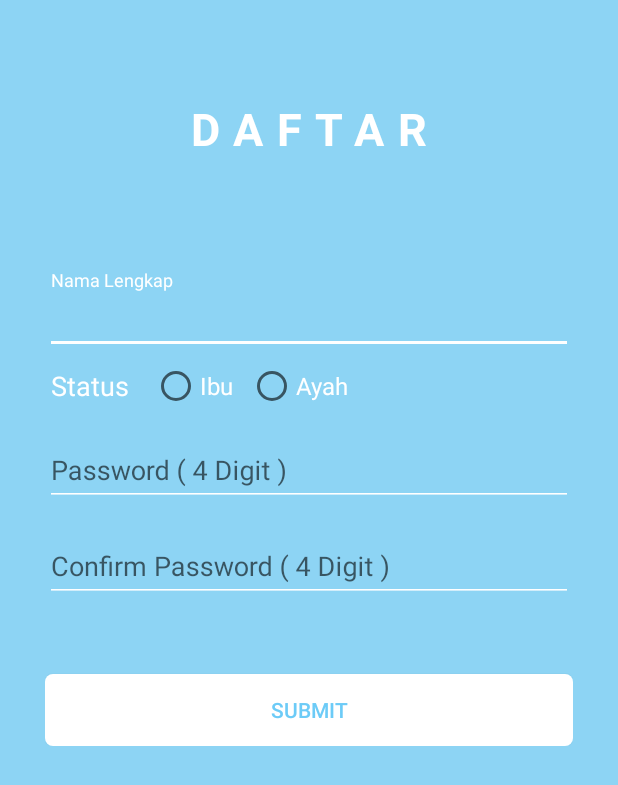
After one commit to sarikrn/parentcare, an Android app: the layout activity_register.xml on its own in the app's theme, with its tools: preview values and no code run, on a phone screen of 412 x 824 dp. The commit adds this screen. Shown: the top 785 px of the screen. Run offline under Robolectric (Android 15) with nearby library versions, the phone set to English and light mode, and no system bars.

Commit message:
file up register page

```diff
--- a/app/build.gradle
+++ b/app/build.gradle
@@ -33,4 +33,6 @@ dependencies {
 
     implementation 'com.github.vipulasri:timelineview:1.0.6'
     implementation 'com.android.support:recyclerview-v7:28.0.0'
+
+    implementation 'com.android.support:design:28.0.0'
 }
--- a/app/src/main/AndroidManifest.xml
+++ b/app/src/main/AndroidManifest.xml
@@ -10,7 +10,7 @@
         android:roundIcon="@mipmap/ic_launcher_round"
         android:supportsRtl="true"
         android:theme="@style/AppTheme">
-        <activity android:name=".LoginActivity">
+        <activity android:name=".RegisterActivity">
             <intent-filter>
                 <action android:name="android.intent.action.MAIN" />
 
@@ -19,6 +19,7 @@
         </activity>
         <activity android:name=".HomeActivity" />
         <activity android:name=".ChildProfileActivity" />
+        <activity android:name=".LoginActivity"></activity>
     </application>
 
 </manifest>
--- /dev/null
+++ b/app/src/main/java/com/informatika/parentcare/RegisterActivity.java
@@ -0,0 +1,13 @@
+package com.informatika.parentcare;
+
+import android.support.v7.app.AppCompatActivity;
+import android.os.Bundle;
+
+public class RegisterActivity extends AppCompatActivity {
+
+    @Override
+    protected void onCreate(Bundle savedInstanceState) {
+        super.onCreate(savedInstanceState);
+        setContentView(R.layout.activity_register);
+    }
+}
--- /dev/null
+++ b/app/src/main/res/layout/activity_register.xml
@@ -0,0 +1,129 @@
+<?xml version="1.0" encoding="utf-8"?>
+<RelativeLayout xmlns:android="http://schemas.android.com/apk/res/android"
+    xmlns:app="http://schemas.android.com/apk/res-auto"
+    xmlns:tools="http://schemas.android.com/tools"
+    android:layout_width="match_parent"
+    android:layout_height="match_parent"
+    android:padding="30dp"
+    android:background="@color/colorPrimary"
+    tools:context=".RegisterActivity">
+
+    <TextView
+        android:layout_width="wrap_content"
+        android:layout_height="wrap_content"
+        android:text="DAFTAR"
+        android:textSize="30dp"
+        android:textColor="@android:color/white"
+        android:textStyle="bold"
+        android:letterSpacing="0.3"
+        android:layout_centerHorizontal="true"
+        android:layout_marginTop="35dp"/>
+
+    <LinearLayout
+        android:layout_width="match_parent"
+        android:layout_height="wrap_content"
+        android:orientation="vertical"
+        android:layout_marginTop="150dp">
+
+        <android.support.design.widget.TextInputLayout
+            android:layout_width="match_parent"
+            android:layout_height="wrap_content">
+
+            <EditText
+                android:id="@+id/nama"
+                android:layout_width="match_parent"
+                android:layout_height="wrap_content"
+                android:layout_marginBottom="5dp"
+                android:inputType="textPersonName"
+                android:textColor="@android:color/white"
+                android:hint="Nama Lengkap"
+                android:backgroundTint="@android:color/white"/>
+        </android.support.design.widget.TextInputLayout>\
+
+        <LinearLayout
+            android:layout_width="match_parent"
+            android:layout_height="wrap_content"
+            android:layout_marginBottom="8dp">
+
+            <TextView
+                android:layout_width="wrap_content"
+                android:layout_height="wrap_content"
+                android:layout_gravity="center"
+                android:layout_marginRight="15dp"
+                android:layout_marginLeft="4dp"
+                android:text="Status"
+                android:textColor="@color/colorAccent"
+                android:textSize="18dp"/>
+
+            <RadioGroup
+                android:layout_width="match_parent"
+                android:layout_height="wrap_content"
+                android:layout_gravity="center"
+                android:orientation="horizontal">
+
+                <RadioButton
+                    android:id="@+id/radioButton"
+                    android:layout_width="wrap_content"
+                    android:layout_height="wrap_content"
+                    android:layout_marginRight="10dp"
+                    android:text="Ibu"
+                    android:textColor="@color/colorAccent"
+                    android:textSize="16dp"/>
+
+                <RadioButton
+                    android:id="@+id/radioButton2"
+                    android:layout_width="wrap_content"
+                    android:layout_height="wrap_content"
+                    android:text="Ayah"
+                    android:textColor="@color/colorAccent"
+                    android:textSize="16dp"/>
+            </RadioGroup>
+
+
+        </LinearLayout>
+
+        <android.support.design.widget.TextInputLayout
+            android:layout_width="match_parent"
+            android:layout_height="wrap_content">
+
+            <EditText
+                android:id="@+id/password"
+                android:layout_width="match_parent"
+                android:layout_height="wrap_content"
+                android:layout_marginBottom="8dp"
+                android:inputType="textVisiblePassword|numberPassword"
+                android:maxLength="4"
+                android:textColor="@android:color/white"
+                android:hint="Password ( 4 Digit )"
+                android:backgroundTint="@android:color/white"/>
+        </android.support.design.widget.TextInputLayout>
+
+        <android.support.design.widget.TextInputLayout
+            android:layout_width="match_parent"
+            android:layout_height="wrap_content">
+
+            <EditText
+                android:id="@+id/confirm_password"
+                android:layout_width="match_parent"
+                android:layout_height="wrap_content"
+                android:layout_marginBottom="8dp"
+                android:inputType="numberPassword"
+                android:maxLength="4"
+                android:textColor="@android:color/white"
+                android:hint="Confirm Password ( 4 Digit )"
+                android:backgroundTint="@android:color/white"/>
+        </android.support.design.widget.TextInputLayout>
+
+        <Button
+            android:layout_width="match_parent"
+            android:layout_height="wrap_content"
+            android:layout_marginTop="40dp"
+            android:background="@drawable/button_general"
+            android:text="Submit"/>
+    </LinearLayout>
+
+
+
+
+
+</RelativeLayout>
--- a/app/src/main/res/values/colors.xml
+++ b/app/src/main/res/values/colors.xml
@@ -4,5 +4,5 @@
     <color name="colorPrimaryDark">#8DD4F4</color>
     <color name="colorFontDark">#6CCBF7</color>
     <color name="colorLight">#AEE0F7</color>
-    <color name="colorAccent">#D81B60</color>
+    <color name="colorAccent">#FFFFFF</color>
 </resources>
--- a/app/src/main/res/values/styles.xml
+++ b/app/src/main/res/values/styles.xml
@@ -5,6 +5,9 @@
         <!-- Customize your theme here. -->
         <item name="colorPrimary">@color/colorPrimary</item>
         <item name="colorPrimaryDark">@color/colorPrimaryDark</item>
+        <!--<item name="colorLight">@color/colorLight</item>-->
         <item name="colorAccent">@color/colorAccent</item>
+        <item name="android:textColor">@color/colorFontDark</item>
+        <item name="editTextColor">@color/colorAccent</item>
     </style>
 </resources>
```
